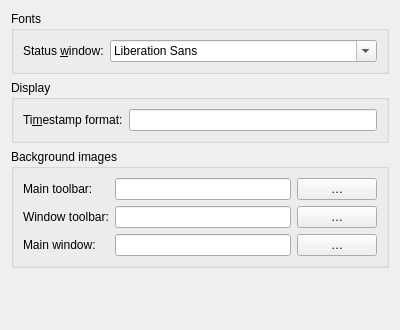
Qt form src/ui/settings/appearancesettingswidget.ui (nilsding/IrrerrC) before a commit.
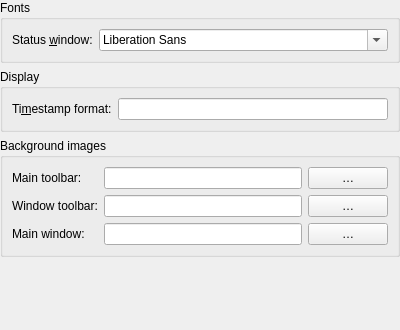
The same form after that commit.

What changed in the file:
```diff
--- a/src/ui/settings/appearancesettingswidget.ui
+++ b/src/ui/settings/appearancesettingswidget.ui
@@ -14,6 +14,18 @@
    <string>Appearance</string>
   </property>
   <layout class="QVBoxLayout" name="verticalLayout_2">
+   <property name="leftMargin">
+    <number>0</number>
+   </property>
+   <property name="topMargin">
+    <number>0</number>
+   </property>
+   <property name="rightMargin">
+    <number>0</number>
+   </property>
+   <property name="bottomMargin">
+    <number>0</number>
+   </property>
    <item>
     <widget class="QGroupBox" name="qgbFonts">
      <property name="title">
```
